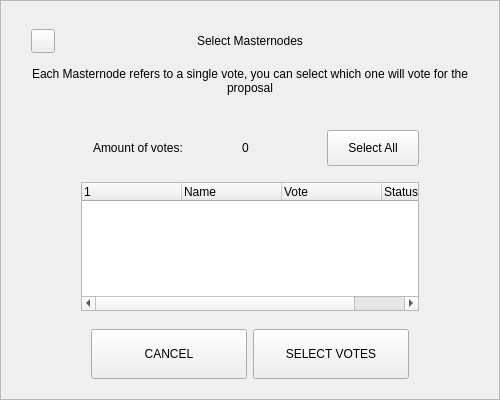
Before: the Qt Designer form src/qt/rpdchain/forms/mnselectiondialog.ui in cimelli/RpdSource, drawn with Qt 5.
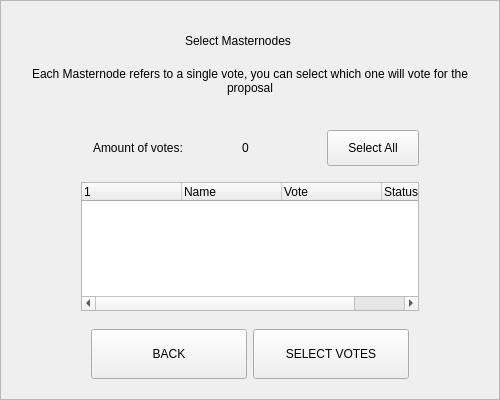
After: the same form once the commit is applied.

```diff
--- a/src/qt/rpdchain/forms/mnselectiondialog.ui
+++ b/src/qt/rpdchain/forms/mnselectiondialog.ui
@@ -61,28 +61,6 @@
         <property name="spacing">
          <number>0</number>
         </property>
-        <item>
-         <widget class="QPushButton" name="btnEsc">
-          <property name="minimumSize">
-           <size>
-            <width>24</width>
-            <height>24</height>
-           </size>
-          </property>
-          <property name="maximumSize">
-           <size>
-            <width>24</width>
-            <height>24</height>
-           </size>
-          </property>
-          <property name="focusPolicy">
-           <enum>Qt::NoFocus</enum>
-          </property>
-          <property name="text">
-           <string/>
-          </property>
-         </widget>
-        </item>
         <item>
          <spacer name="horizontalSpacer_2">
           <property name="orientation">
@@ -392,7 +370,7 @@
            <enum>Qt::NoFocus</enum>
           </property>
           <property name="text">
-           <string>CANCEL</string>
+           <string>BACK</string>
           </property>
          </widget>
         </item>
```
